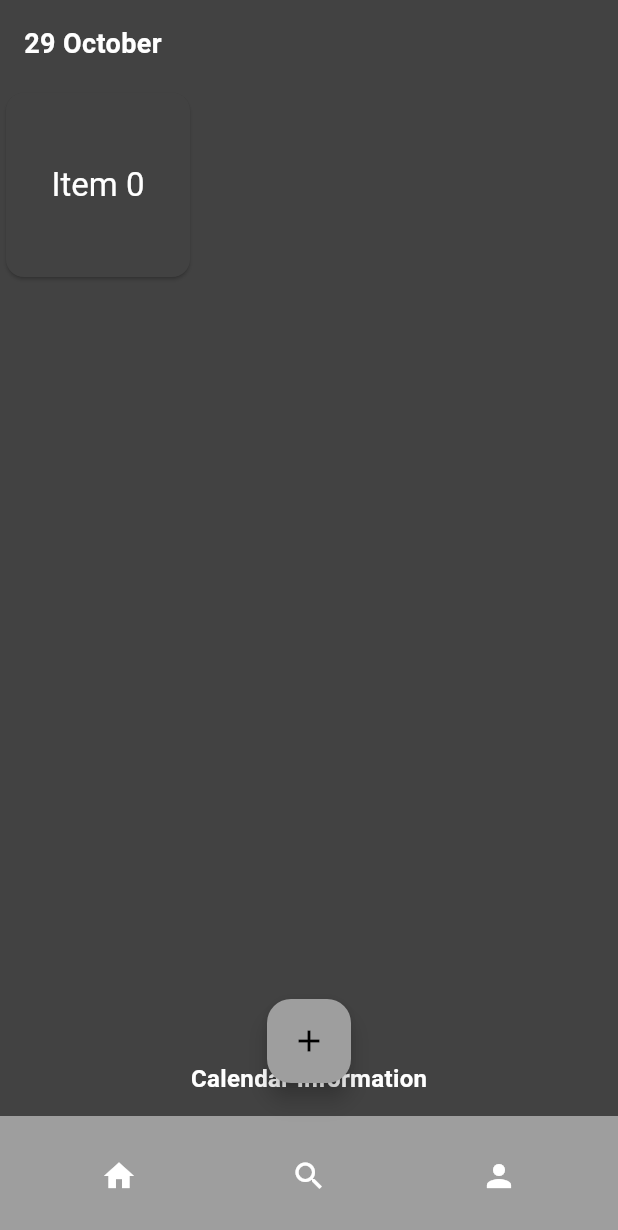
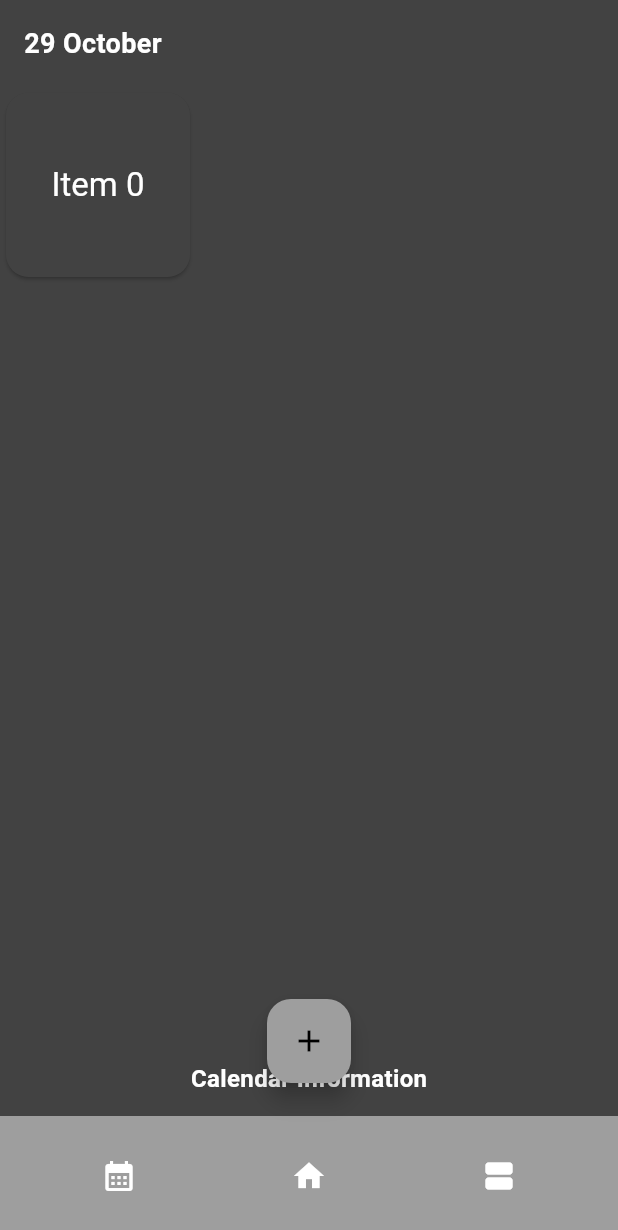
Before and after one commit to lethiwe-mwendwa/Moduleo-HAD23, a Flutter app: the screen it shows after launch, on a phone screen of 412 x 824 dp. Shown: the top 1230 px of the screen. Run offline on Flutter 3.47's test engine with Material 2 defaults, Android fonts, the phone set to English and light mode, and no system bars.

Commit message:
Who knows anymore?

```diff
--- a/lib/main.dart
+++ b/lib/main.dart
@@ -4,16 +4,16 @@
 import 'widgets/bottom_nav_bar.dart';
 import 'widgets/calendar_info_widget.dart';
 
-void main() => runApp(MaterialApp(home: MyApp()));
+void main() => runApp(const MaterialApp(home: MyApp()));
 
 class MyApp extends StatelessWidget {
   const MyApp({Key? key}) : super(key: key);
 
   @override
   Widget build(BuildContext context) => MaterialApp(
-        title: 'Flutter Demo',
+        title: 'Moduleo',
         theme: _buildThemeData(),
-        home: MyHomePage(title: 'Flutter Demo Home Page'),
+        home: const MyHomePage(title: 'Moduleo'),
       );
 
   ThemeData _buildThemeData() => ThemeData(
@@ -52,11 +52,10 @@
         bottomNavigationBar: const BottomNavBar(),
         bottomSheet: const CalendarInfoWidget(),
       );
-
   Widget _buildGridView() => Expanded(
         child: LayoutBuilder(
           builder: (context, constraints) => GridView.builder(
-            gridDelegate: SliverGridDelegateWithMaxCrossAxisExtent(
+            gridDelegate: const SliverGridDelegateWithMaxCrossAxisExtent(
               maxCrossAxisExtent: 150,
               crossAxisSpacing: 10,
               mainAxisSpacing: 10,
--- a/lib/widgets/bottom_nav_bar.dart
+++ b/lib/widgets/bottom_nav_bar.dart
@@ -13,13 +13,13 @@ class BottomNavBar extends StatelessWidget {
             mainAxisAlignment: MainAxisAlignment.spaceAround,
             children: <Widget>[
               IconButton(
-                  icon: const Icon(Icons.home),
+                  icon: const Icon(Icons.calendar_month),
                   onPressed: () {/* Handle home button tap */}),
               IconButton(
-                  icon: const Icon(Icons.search),
+                  icon: const Icon(Icons.home),
                   onPressed: () {/* Handle search button tap */}),
               IconButton(
-                  icon: const Icon(Icons.person),
+                  icon: const Icon(Icons.view_agenda),
                   onPressed: () {/* Handle profile button tap */}),
             ],
           ),
--- a/lib/widgets/calendar_info_widget.dart
+++ b/lib/widgets/calendar_info_widget.dart
@@ -4,7 +4,7 @@ class CalendarInfoWidget extends StatelessWidget {
   const CalendarInfoWidget({Key? key}) : super(key: key);
 
   @override
-  Widget build(BuildContext context) => Container(
+  Widget build(BuildContext context) => const SizedBox(
         height: 50,
         child: Center(
           child: Text(
--- a/lib/widgets/grid_item_widget.dart
+++ b/lib/widgets/grid_item_widget.dart
@@ -8,10 +8,11 @@ class GridItemWidget extends StatelessWidget {
   @override
   Widget build(BuildContext context) {
     return Card(
+      shape: RoundedRectangleBorder(borderRadius: BorderRadius.circular(15)),
       child: Center(
         child: Text(
           'Item $index',
-          style: Theme.of(context).textTheme.headline6,
+          style: Theme.of(context).textTheme.titleLarge,
         ),
       ),
     );
```
